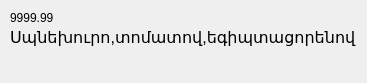
Before: the Qt Designer form Smart/menudish.ui in End1-1/Cafe5, drawn with Qt 5.
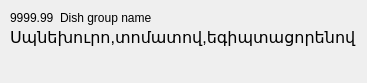
After: the same form once the commit is applied. Icons and pictures are not drawn.

Patch:
```diff
--- a/Smart/menudish.ui
+++ b/Smart/menudish.ui
@@ -59,6 +59,30 @@
           <verstretch>0</verstretch>
          </sizepolicy>
         </property>
+        <layout class="QHBoxLayout" name="horizontalLayout">
+         <property name="spacing">
+          <number>0</number>
+         </property>
+         <property name="leftMargin">
+          <number>0</number>
+         </property>
+         <property name="topMargin">
+          <number>0</number>
+         </property>
+         <property name="rightMargin">
+          <number>0</number>
+         </property>
+         <property name="bottomMargin">
+          <number>0</number>
+         </property>
+         <item>
+          <widget class="QLabel" name="lbDishGroupName">
+           <property name="text">
+            <string>Dish group name</string>
+           </property>
+          </widget>
+         </item>
+        </layout>
        </widget>
       </item>
       <item row="0" column="2">
```
